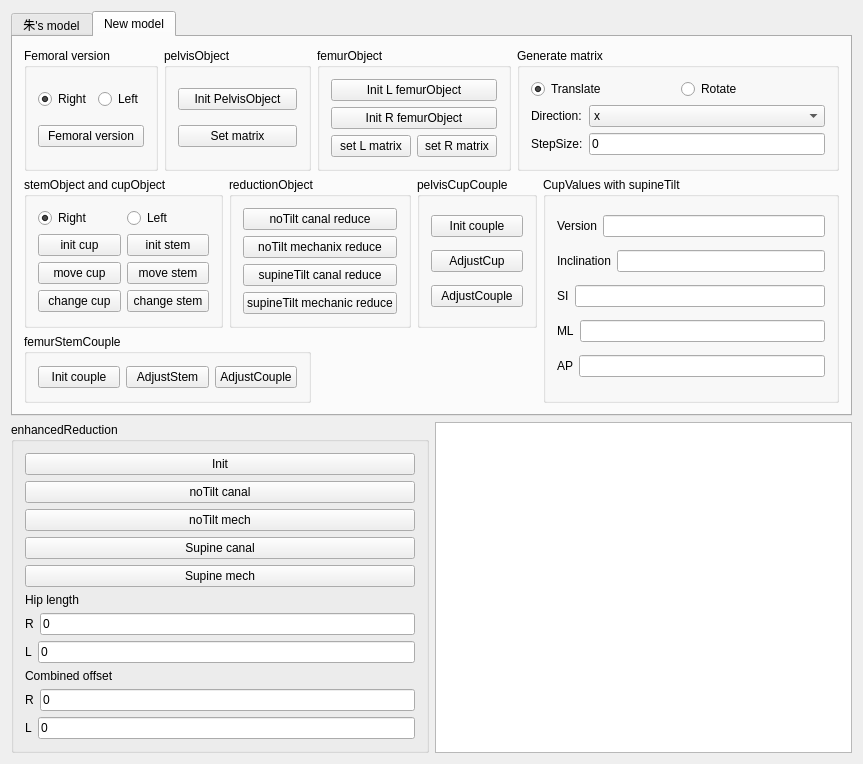
Old version of the form Plugins/org.mitk.lancet.hipplanning/src/internal/THAPlanningControls.ui in the repository zhaomengxiao/LancetMITK-Adition.
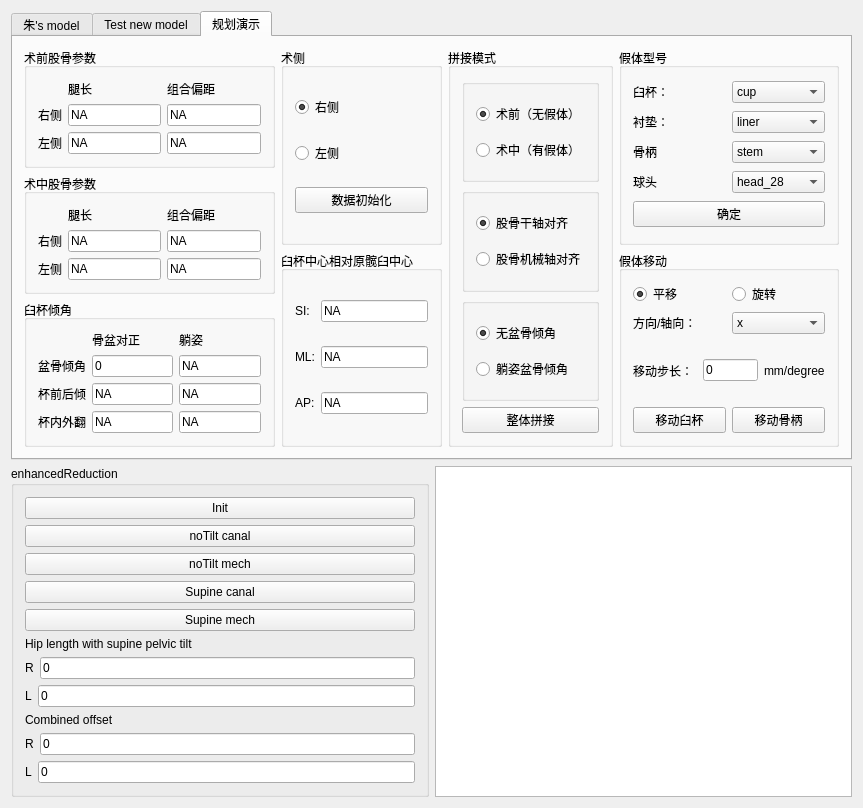
New version of the form.

Commit message: Feature(THAplanning): demoUI

```diff
--- a/Plugins/org.mitk.lancet.hipplanning/src/internal/THAPlanningControls.ui
+++ b/Plugins/org.mitk.lancet.hipplanning/src/internal/THAPlanningControls.ui
@@ -20,10 +20,147 @@
    <string>QmitkTemplate</string>
   </property>
   <layout class="QGridLayout" name="gridLayout">
+   <item row="1" column="0">
+    <layout class="QHBoxLayout" name="horizontalLayout_4">
+     <item>
+      <widget class="QGroupBox" name="groupBox_10">
+       <property name="title">
+        <string>enhancedReduction</string>
+       </property>
+       <layout class="QGridLayout" name="gridLayout_12">
+        <item row="3" column="0">
+         <widget class="QPushButton" name="pushButton_supineCanal_enhancedReduce">
+          <property name="text">
+           <string>Supine canal</string>
+          </property>
+         </widget>
+        </item>
+        <item row="9" column="0">
+         <layout class="QHBoxLayout" name="horizontalLayout_7">
+          <item>
+           <widget class="QLabel" name="label_17">
+            <property name="text">
+             <string>R</string>
+            </property>
+           </widget>
+          </item>
+          <item>
+           <widget class="QLineEdit" name="lineEdit_enhancedComOffset_R">
+            <property name="text">
+             <string>0</string>
+            </property>
+           </widget>
+          </item>
+         </layout>
+        </item>
+        <item row="1" column="0">
+         <widget class="QPushButton" name="pushButton_noTiltCanal_enhancedReduce">
+          <property name="text">
+           <string>noTilt canal</string>
+          </property>
+         </widget>
+        </item>
+        <item row="6" column="0">
+         <layout class="QHBoxLayout" name="horizontalLayout_5">
+          <item>
+           <widget class="QLabel" name="label_15">
+            <property name="text">
+             <string>R</string>
+            </property>
+           </widget>
+          </item>
+          <item>
+           <widget class="QLineEdit" name="lineEdit_enhancedHiplen_R">
+            <property name="text">
+             <string>0</string>
+            </property>
+           </widget>
+          </item>
+         </layout>
+        </item>
+        <item row="0" column="0">
+         <widget class="QPushButton" name="pushButton_initEnhancedReduce">
+          <property name="text">
+           <string>Init</string>
+          </property>
+         </widget>
+        </item>
+        <item row="5" column="0">
+         <widget class="QLabel" name="label_13">
+          <property name="text">
+           <string>Hip length with supine pelvic tilt</string>
+          </property>
+         </widget>
+        </item>
+        <item row="8" column="0">
+         <widget class="QLabel" name="label_14">
+          <property name="text">
+           <string>Combined offset</string>
+          </property>
+         </widget>
+        </item>
+        <item row="7" column="0">
+         <layout class="QHBoxLayout" name="horizontalLayout_6">
+          <item>
+           <widget class="QLabel" name="label_16">
+            <property name="text">
+             <string>L</string>
+            </property>
+           </widget>
+          </item>
+          <item>
+           <widget class="QLineEdit" name="lineEdit_enhancedHiplen_L">
+            <property name="text">
+             <string>0</string>
+            </property>
+           </widget>
+          </item>
+         </layout>
+        </item>
+        <item row="2" column="0">
+         <widget class="QPushButton" name="pushButton_noTiltMech_enhancedReduce">
+          <property name="text">
+           <string>noTilt mech</string>
+          </property>
+         </widget>
+        </item>
+        <item row="4" column="0">
+         <widget class="QPushButton" name="pushButton_supineMech_enhancedReduce">
+          <property name="text">
+           <string>Supine mech</string>
+          </property>
+         </widget>
+        </item>
+        <item row="10" column="0">
+         <layout class="QHBoxLayout" name="horizontalLayout_8">
+          <item>
+           <widget class="QLabel" name="label_18">
+            <property name="text">
+             <string>L</string>
+            </property>
+           </widget>
+          </item>
+          <item>
+           <widget class="QLineEdit" name="lineEdit_enhancedComOffset_L">
+            <property name="text">
+             <string>0</string>
+            </property>
+           </widget>
+          </item>
+         </layout>
+        </item>
+       </layout>
+      </widget>
+     </item>
+     <item>
+      <widget class="QTextBrowser" name="textBrowser"/>
+     </item>
+    </layout>
+   </item>
    <item row="0" column="0">
     <widget class="QTabWidget" name="tabWidget">
      <property name="currentIndex">
-      <number>1</number>
+      <number>2</number>
      </property>
      <widget class="QWidget" name="tab">
       <attribute name="title">
@@ -176,7 +313,7 @@
      </widget>
      <widget class="QWidget" name="tab_2">
       <attribute name="title">
-       <string>New model</string>
+       <string>Test new model</string>
       </attribute>
       <layout class="QGridLayout" name="gridLayout_13">
        <item row="0" column="0">
@@ -616,145 +753,649 @@
        </item>
       </layout>
      </widget>
+     <widget class="QWidget" name="tab_3">
+      <attribute name="title">
+       <string>规划演示</string>
+      </attribute>
+      <layout class="QGridLayout" name="gridLayout_26">
+       <item row="0" column="0" rowspan="2">
+        <layout class="QVBoxLayout" name="verticalLayout_4">
+         <item>
+          <widget class="QGroupBox" name="groupBox_11">
+           <property name="title">
+            <string>术前股骨参数</string>
+           </property>
+           <layout class="QGridLayout" name="gridLayout_21">
+            <item row="0" column="1">
+             <widget class="QLabel" name="label_24">
+              <property name="text">
+               <string>腿长</string>
+              </property>
+             </widget>
+            </item>
+            <item row="0" column="2">
+             <widget class="QLabel" name="label_25">
+              <property name="text">
+               <string>组合偏距</string>
+              </property>
+             </widget>
+            </item>
+            <item row="1" column="0">
+             <widget class="QLabel" name="label_22">
+              <property name="text">
+               <string>右侧</string>
+              </property>
+             </widget>
+            </item>
+            <item row="1" column="1">
+             <widget class="QLineEdit" name="lineEdit_demoHiplen_R">
+              <property name="text">
+               <string>NA</string>
+              </property>
+             </widget>
+            </item>
+            <item row="1" column="2">
+             <widget class="QLineEdit" name="lineEdit_demoOffset_R">
+              <property name="text">
+               <string>NA</string>
+              </property>
+             </widget>
+            </item>
+            <item row="2" column="0">
+             <widget class="QLabel" name="label_23">
+              <property name="text">
+               <string>左侧</string>
+              </property>
+             </widget>
+            </item>
+            <item row="2" column="1">
+             <widget class="QLineEdit" name="lineEdit_demoHiplen_L">
+              <property name="text">
+               <string>NA</string>
+              </property>
+             </widget>
+            </item>
+            <item row="2" column="2">
+             <widget class="QLineEdit" name="lineEdit_demoOffset_L">
+              <property name="text">
+               <string>NA</string>
+              </property>
+             </widget>
+            </item>
+           </layout>
+          </widget>
+         </item>
+         <item>
+          <widget class="QGroupBox" name="groupBox_12">
+           <property name="title">
+            <string>术中股骨参数</string>
+           </property>
+           <layout class="QGridLayout" name="gridLayout_22">
+            <item row="0" column="1">
+             <widget class="QLabel" name="label_27">
+              <property name="text">
+               <string>腿长</string>
+              </property>
+             </widget>
+            </item>
+            <item row="0" column="2">
+             <widget class="QLabel" name="label_29">
+              <property name="text">
+               <string>组合偏距</string>
+              </property>
+             </widget>
+            </item>
+            <item row="1" column="0">
+             <widget class="QLabel" name="label_26">
+              <property name="text">
+               <string>右侧</string>
+              </property>
+             </widget>
+            </item>
+            <item row="1" column="1">
+             <widget class="QLineEdit" name="lineEdit_demoIntraHiplen_R">
+              <property name="text">
+               <string>NA</string>
+              </property>
+             </widget>
+            </item>
+            <item row="1" column="2">
+             <widget class="QLineEdit" name="lineEdit_demoIntraOffset_R">
+              <property name="text">
+               <string>NA</string>
+              </property>
+             </widget>
+            </item>
+            <item row="2" column="0">
+             <widget class="QLabel" name="label_28">
+              <property name="text">
+               <string>左侧</string>
+              </property>
+             </widget>
+            </item>
+            <item row="2" column="1">
+             <widget class="QLineEdit" name="lineEdit_demoIntraHiplen_L">
+              <property name="text">
+               <string>NA</string>
+              </property>
+             </widget>
+            </item>
+            <item row="2" column="2">
+             <widget class="QLineEdit" name="lineEdit_demoIntraOffset_L">
+              <property name="text">
+               <string>NA</string>
+              </property>
+             </widget>
+            </item>
+           </layout>
+          </widget>
+         </item>
+         <item>
+          <widget class="QGroupBox" name="groupBox_13">
+           <property name="title">
+            <string>臼杯倾角</string>
+           </property>
+           <layout class="QGridLayout" name="gridLayout_23">
+            <item row="0" column="1">
+             <widget class="QLabel" name="label_34">
+              <property name="text">
+               <string>骨盆对正</string>
+              </property>
+             </widget>
+            </item>
+            <item row="0" column="2">
+             <widget class="QLabel" name="label_33">
+              <property name="text">
+               <string>躺姿</string>
+              </property>
+             </widget>
+            </item>
+            <item row="1" column="0">
+             <widget class="QLabel" name="label_32">
+              <property name="text">
+               <string>盆骨倾角</string>
+              </property>
+             </widget>
+            </item>
+            <item row="1" column="1">
+             <widget class="QLineEdit" name="lineEdit_9">
+              <property name="text">
+               <string>0</string>
+              </property>
+             </widget>
+            </item>
+            <item row="1" column="2">
+             <widget class="QLineEdit" name="lineEdit_demoPelvicTilt_supine">
+              <property name="text">
+               <string>NA</string>
+              </property>
+             </widget>
+            </item>
+            <item row="2" column="0">
+             <widget class="QLabel" name="label_30">
+              <property name="text">
+               <string>杯前后倾</string>
+              </property>
+             </widget>
+            </item>
+            <item row="2" column="1">
+             <widget class="QLineEdit" name="lineEdit_demoNoTiltVersion">
+              <property name="text">
+               <string>NA</string>
+              </property>
+             </widget>
+            </item>
+            <item row="2" column="2">
+             <widget class="QLineEdit" name="lineEdit_demoSupineVersion">
+              <property name="text">
+               <string>NA</string>
+              </property>
+             </widget>
+            </item>
+            <item row="3" column="0">
+             <widget class="QLabel" name="label_31">
+              <property name="text">
+               <string>杯内外翻</string>
+              </property>
+             </widget>
+            </item>
+            <item row="3" column="1">
+             <widget class="QLineEdit" name="lineEdit_demoNoTiltInclin">
+              <property name="text">
+               <string>NA</string>
+              </property>
+             </widget>
+            </item>
+            <item row="3" column="2">
+             <widget class="QLineEdit" name="lineEdit_demoSupineInclin">
+              <property name="text">
+               <string>NA</string>
+              </property>
+             </widget>
+            </item>
+           </layout>
+          </widget>
+         </item>
+        </layout>
+       </item>
+       <item row="0" column="1" rowspan="2">
+        <layout class="QVBoxLayout" name="verticalLayout_5">
+         <item>
+          <widget class="QGroupBox" name="groupBox_19">
+           <property name="title">
+            <string>术侧</string>
+           </property>
+           <layout class="QVBoxLayout" name="verticalLayout_3">
+            <item>
+             <widget class="QRadioButton" name="radioButton_demoRside">
+              <property name="text">
+               <string>右侧</string>
+              </property>
+              <property name="checked">
+               <bool>true</bool>
+              </property>
+             </widget>
+            </item>
+            <item>
+             <widget class="QRadioButton" name="radioButton_demoLside">
+              <property name="text">
+               <string>左侧</string>
+              </property>
+             </widget>
+            </item>
+            <item>
+             <widget class="QPushButton" name="pushButton_demoInit">
+              <property name="text">
+               <string>数据初始化</string>
+              </property>
+             </widget>
+            </item>
+           </layout>
+          </widget>
+         </item>
+         <item>
+          <widget class="QGroupBox" name="groupBox_20">
+           <property name="title">
+            <string>臼杯中心相对原髋臼中心</string>
+           </property>
+           <layout class="QGridLayout" name="gridLayout_24">
+            <item row="1" column="0">
+             <widget class="QLabel" name="label_37">
+              <property name="text">
+               <string>SI:</string>
+              </property>
+             </widget>
+            </item>
+            <item row="3" column="0">
+             <widget class="QLabel" name="label_39">
+              <property name="text">
+               <string>AP:</string>
+              </property>
+             </widget>
+            </item>
+            <item row="2" column="0">
+             <widget class="QLabel" name="label_38">
+              <property name="text">
+               <string>ML:</string>
+              </property>
+             </widget>
+            </item>
+            <item row="3" column="1">
+             <widget class="QLineEdit" name="lineEdit_demoCupAP_supine">
+              <property name="text">
+               <string>NA</string>
+              </property>
+             </widget>
+            </item>
+            <item row="2" column="1">
+             <widget class="QLineEdit" name="lineEdit_demoCupML_supine">
+              <property name="text">
+               <string>NA</string>
+              </property>
+             </widget>
+            </item>
+            <item row="1" column="1">
+             <widget class="QLineEdit" name="lineEdit_demoCupSI_supine">
+              <property name="text">
+               <string>NA</string>
+              </property>
+             </widget>
+            </item>
+           </layout>
+          </widget>
+         </item>
+        </layout>
+       </item>
+       <item row="0" column="2" rowspan="2">
+        <widget class="QGroupBox" name="groupBox_18">
+         <property name="title">
+          <string>拼接模式</string>
+         </property>
+         <layout class="QGridLayout" name="gridLayout_20">
+          <item row="0" column="0">
+           <layout class="QVBoxLayout" name="verticalLayout">
+            <item>
+             <layout class="QVBoxLayout" name="verticalLayout_2">
+              <item>
+               <widget class="QGroupBox" name="groupBox_14">
+                <property name="title">
+                 <string/>
+                </property>
+                <layout class="QGridLayout" name="gridLayout_15">
+                 <item row="0" column="0">
+                  <widget class="QRadioButton" name="radioButton_demoPreop">
+                   <property name="contextMenuPolicy">
+                    <enum>Qt::DefaultContextMenu</enum>
+                   </property>
+                   <property name="text">
+                    <string>术前（无假体）</string>
+                   </property>
+                   <property name="checked">
+                    <bool>true</bool>
+                   </property>
+                  </widget>
+                 </item>
+                 <item row="1" column="0">
+                  <widget class="QRadioButton" name="radioButton_demoIntrop">
+                   <property name="text">
+                    <string>术中（有假体）</string>
+                   </property>
+                  </widget>
+                 </item>
+                </layout>
+               </widget>
+              </item>
+              <item>
+               <widget class="QGroupBox" name="groupBox_17">
+                <property name="title">
+                 <string/>
+                </property>
+                <layout class="QGridLayout" name="gridLayout_17">
+                 <item row="0" column="0">
+                  <widget class="QRadioButton" name="radioButton_demoCanalAlign">
+                   <property name="text">
+                    <string>股骨干轴对齐</string>
+                   </property>
+                   <property name="checked">
+                    <bool>true</bool>
+                   </property>
+                   <property name="autoExclusive">
+                    <bool>true</bool>
+                   </property>
+                  </widget>
+                 </item>
+                 <item row="1" column="0">
+                  <widget class="QRadioButton" name="radioButton_demoMechAlign">
+                   <property name="text">
+                    <string>股骨机械轴对齐</string>
+                   </property>
+                   <property name="autoExclusive">
+                    <bool>true</bool>
+                   </property>
+                  </widget>
+                 </item>
+                </layout>
+               </widget>
+              </item>
+              <item>
+               <widget class="QGroupBox" name="groupBox_16">
+                <property name="title">
+                 <string/>
+                </property>
+                <layout class="QGridLayout" name="gridLayout_16">
+                 <item row="0" column="0">
+                  <widget class="QRadioButton" name="radioButton_demoNoTilt">
+                   <property name="text">
+                    <string>无盆骨倾角</string>
+                   </property>
+                   <property name="checked">
+                    <bool>true</bool>
+                   </property>
+                  </widget>
+                 </item>
+                 <item row="1" column="0">
+                  <widget class="QRadioButton" name="radioButton_demoSupineTilt">
+                   <property name="text">
+                    <string>躺姿盆骨倾角</string>
+                   </property>
+                  </widget>
+                 </item>
+                </layout>
+               </widget>
+              </item>
+             </layout>
+            </item>
+            <item>
+             <widget class="QPushButton" name="pushButton_demoReduce">
+              <property name="text">
+               <string>整体拼接</string>
+              </property>
+             </widget>
+            </item>
+           </layout>
+          </item>
+         </layout>
+        </widget>
+       </item>
+       <item row="0" column="3">
+        <widget class="QGroupBox" name="groupBox_21">
+         <property name="title">
+          <string>假体型号</string>
+         </property>
+         <layout class="QGridLayout" name="gridLayout_25">
+          <item row="0" column="0">
+           <layout class="QHBoxLayout" name="horizontalLayout_17">
+            <item>
+             <widget class="QLabel" name="label_35">
+              <property name="text">
+               <string>臼杯： </string>
+              </property>
+             </widget>
+            </item>
+            <item>
+             <widget class="QComboBox" name="comboBox_demoCup">
+              <item>
+               <property name="text">
+                <string>cup</string>
+               </property>
+              </item>
+              <item>
+               <property name="text">
+                <string>cup_50</string>
+               </property>
+              </item>
+             </widget>
+            </item>
+           </layout>
+          </item>
+          <item row="1" column="0">
+           <layout class="QHBoxLayout" name="horizontalLayout_18">
+            <item>
+             <widget class="QLabel" name="label_36">
+              <property name="text">
+               <string>衬垫： </string>
+              </property>
+             </widget>
+            </item>
+            <item>
+             <widget class="QComboBox" name="comboBox_demoLiner">
+              <item>
+               <property name="text">
+                <string>liner</string>
+               </property>
+              </item>
+              <item>
+               <property name="text">
+                <string>liner_50</string>
+               </property>
+              </item>
+             </widget>
+            </item>
+           </layout>
+          </item>
+          <item row="3" column="0">
+           <layout class="QHBoxLayout" name="horizontalLayout_20">
+            <item>
+             <widget class="QLabel" name="label_41">
+              <property name="text">
+               <string>球头</string>
+              </property>
+             </widget>
+            </item>
+            <item>
+             <widget class="QComboBox" name="comboBox_demoHead">
+              <item>
+               <property name="text">
+                <string>head_28</string>
+               </property>
+              </item>
+              <item>
+               <property name="text">
+                <string>head_32</string>
+               </property>
+              </item>
+             </widget>
+            </item>
+           </layout>
+          </item>
+          <item row="2" column="0">
+           <layout class="QHBoxLayout" name="horizontalLayout_19">
+            <item>
+             <widget class="QLabel" name="label_40">
+              <property name="text">
+               <string>骨柄</string>
+              </property>
+             </widget>
+            </item>
+            <item>
+             <widget class="QComboBox" name="comboBox_demoStem">
+              <item>
+               <property name="text">
+                <string>stem</string>
+               </property>
+              </item>
+              <item>
+               <property name="text">
+                <string>stem_5</string>
+               </property>
+              </item>
+             </widget>
+            </item>
+           </layout>
+          </item>
+          <item row="4" column="0">
+           <widget class="QPushButton" name="pushButton_demoConfirmImplant">
+            <property name="text">
+             <string>确定</string>
+            </property>
+           </widget>
+          </item>
+         </layout>
+        </widget>
+       </item>
+       <item row="1" column="3">
+        <widget class="QGroupBox" name="groupBox_15">
+         <property name="title">
+          <string>假体移动</string>
+         </property>
+         <layout class="QGridLayout" name="gridLayout_14">
+          <item row="0" column="0" colspan="2">
+           <layout class="QHBoxLayout" name="horizontalLayout_14">
+            <item>
+             <widget class="QRadioButton" name="radioButton_demoTranslate">
+              <property name="text">
+               <string>平移</string>
+              </property>
+              <property name="checked">
+               <bool>true</bool>
+              </property>
+             </widget>
+            </item>
+            <item>
+             <widget class="QRadioButton" name="radioButton_demoRotate">
+              <property name="text">
+               <string>旋转</string>
+              </property>
+             </widget>
+            </item>
+           </layout>
+          </item>
+          <item row="1" column="0" colspan="2">
+           <layout class="QHBoxLayout" name="horizontalLayout_15">
+            <item>
+             <widget class="QLabel" name="label_19">
+              <property name="text">
+               <string>方向/轴向： </string>
+              </property>
+             </widget>
+            </item>
+            <item>
+             <widget class="QComboBox" name="comboBox_demoDirection">
+              <item>
+               <property name="text">
+                <string>x</string>
+               </property>
+              </item>
+              <item>
+               <property name="text">
+                <string>y</string>
+               </property>
+              </item>
+              <item>
+               <property name="text">
+                <string>z</string>
+               </property>
+              </item>
+             </widget>
+            </item>
+           </layout>
+          </item>
+          <item row="2" column="0" colspan="2">
+           <layout class="QHBoxLayout" name="horizontalLayout_16">
+            <item>
+             <widget class="QLabel" name="label_20">
+              <property name="text">
+               <string>移动步长： </string>
+              </property>
+             </widget>
+            </item>
+            <item>
+             <widget class="QLineEdit" name="lineEdit_demoStepSize">
+              <property name="text">
+               <string>0</string>
+              </property>
+             </widget>
+            </item>
+            <item>
+             <widget class="QLabel" name="label_21">
+              <property name="text">
+               <string>mm/degree</string>
+              </property>
+             </widget>
+            </item>
+           </layout>
+          </item>
+          <item row="3" column="0">
+           <widget class="QPushButton" name="pushButton_demoMoveCup">
+            <property name="text">
+             <string>移动臼杯</string>
+            </property>
+           </widget>
+          </item>
+          <item row="3" column="1">
+           <widget class="QPushButton" name="pushButton_demoMoveStem">
+            <property name="text">
+             <string>移动骨柄</string>
+            </property>
+           </widget>
+          </item>
+         </layout>
+        </widget>
+       </item>
+      </layout>
+     </widget>
     </widget>
    </item>
-   <item row="1" column="0">
-    <layout class="QHBoxLayout" name="horizontalLayout_4">
-     <item>
-      <widget class="QGroupBox" name="groupBox_10">
-       <property name="title">
-        <string>enhancedReduction</string>
-       </property>
-       <layout class="QGridLayout" name="gridLayout_12">
-        <item row="0" column="0">
-         <widget class="QPushButton" name="pushButton_initEnhancedReduce">
-          <property name="text">
-           <string>Init</string>
-          </property>
-         </widget>
-        </item>
-        <item row="1" column="0">
-         <widget class="QPushButton" name="pushButton_noTiltCanal_enhancedReduce">
-          <property name="text">
-           <string>noTilt canal</string>
-          </property>
-         </widget>
-        </item>
-        <item row="2" column="0">
-         <widget class="QPushButton" name="pushButton_noTiltMech_enhancedReduce">
-          <property name="text">
-           <string>noTilt mech</string>
-          </property>
-         </widget>
-        </item>
-        <item row="3" column="0">
-         <widget class="QPushButton" name="pushButton_supineCanal_enhancedReduce">
-          <property name="text">
-           <string>Supine canal</string>
-          </property>
-         </widget>
-        </item>
-        <item row="4" column="0">
-         <widget class="QPushButton" name="pushButton_supineMech_enhancedReduce">
-          <property name="text">
-           <string>Supine mech</string>
-          </property>
-         </widget>
-        </item>
-        <item row="5" column="0">
-         <widget class="QLabel" name="label_13">
-          <property name="text">
-           <string>Hip length</string>
-          </property>
-         </widget>
-        </item>
-        <item row="6" column="0">
-         <layout class="QHBoxLayout" name="horizontalLayout_5">
-          <item>
-           <widget class="QLabel" name="label_15">
-            <property name="text">
-             <string>R</string>
-            </property>
-           </widget>
-          </item>
-          <item>
-           <widget class="QLineEdit" name="lineEdit_enhancedHiplen_R">
-            <property name="text">
-             <string>0</string>
-            </property>
-           </widget>
-          </item>
-         </layout>
-        </item>
-        <item row="7" column="0">
-         <layout class="QHBoxLayout" name="horizontalLayout_6">
-          <item>
-           <widget class="QLabel" name="label_16">
-            <property name="text">
-             <string>L</string>
-            </property>
-           </widget>
-          </item>
-          <item>
-           <widget class="QLineEdit" name="lineEdit_enhancedHiplen_L">
-            <property name="text">
-             <string>0</string>
-            </property>
-           </widget>
-          </item>
-         </layout>
-        </item>
-        <item row="8" column="0">
-         <widget class="QLabel" name="label_14">
-          <property name="text">
-           <string>Combined offset</string>
-          </property>
-         </widget>
-        </item>
-        <item row="9" column="0">
-         <layout class="QHBoxLayout" name="horizontalLayout_7">
-          <item>
-           <widget class="QLabel" name="label_17">
-            <property name="text">
-             <string>R</string>
-            </property>
-           </widget>
-          </item>
-          <item>
-           <widget class="QLineEdit" name="lineEdit_enhancedComOffset_R">
-            <property name="text">
-             <string>0</string>
-            </property>
-           </widget>
-          </item>
-         </layout>
-        </item>
-        <item row="10" column="0">
-         <layout class="QHBoxLayout" name="horizontalLayout_8">
-          <item>
-           <widget class="QLabel" name="label_18">
-            <property name="text">
-             <string>L</string>
-            </property>
-           </widget>
-          </item>
-          <item>
-           <widget class="QLineEdit" name="lineEdit_enhancedComOffset_L">
-            <property name="text">
-             <string>0</string>
-            </property>
-           </widget>
-          </item>
-         </layout>
-        </item>
-       </layout>
-      </widget>
-     </item>
-     <item>
-      <widget class="QTextBrowser" name="textBrowser"/>
-     </item>
-    </layout>
-   </item>
   </layout>
  </widget>
  <layoutdefault spacing="6" margin="11"/>
```
The commit also changes 2 other files.
